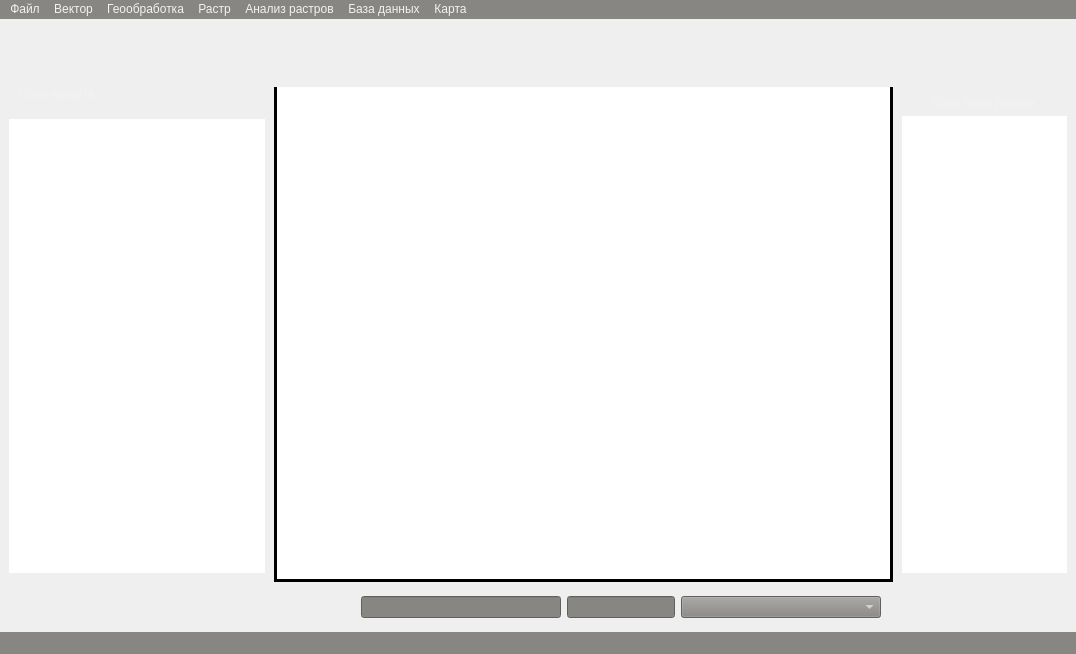
First picture: the form in ui/mainwindow.ui, repository Doggerr111/vrsa-gis, before the edit.
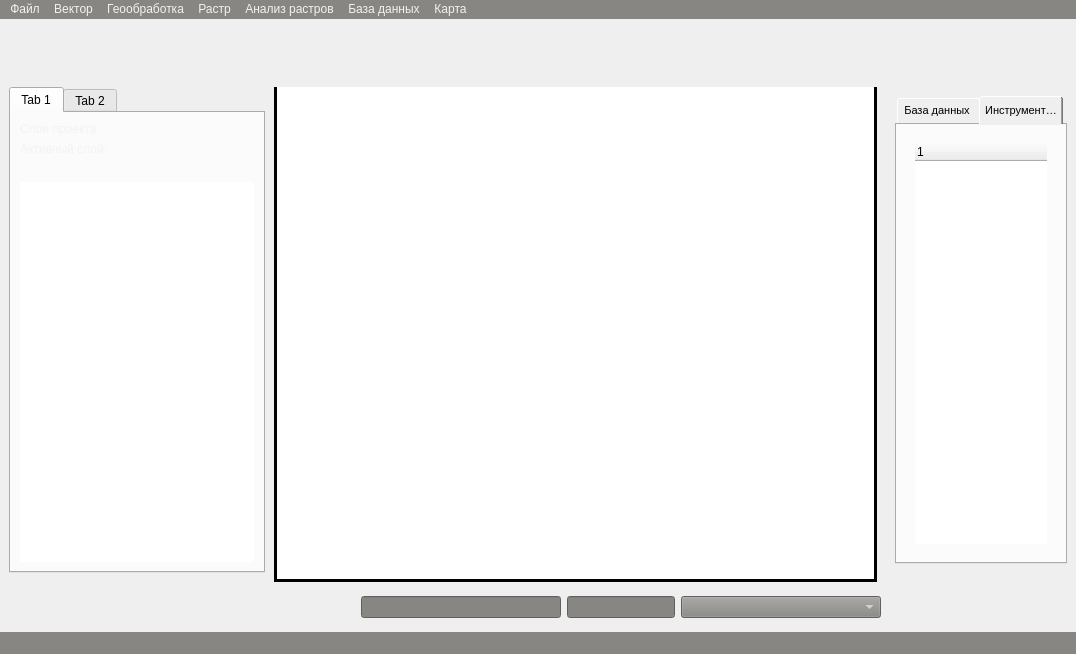
Second picture: the form after the edit. Icons and pictures are not drawn. Custom widgets are drawn as their Qt base class.

Commit message: feat: update UI with new panels and styling controls

```diff
--- a/ui/mainwindow.ui
+++ b/ui/mainwindow.ui
@@ -10,6 +10,12 @@
     <height>654</height>
    </rect>
   </property>
+  <property name="sizePolicy">
+   <sizepolicy hsizetype="Preferred" vsizetype="Expanding">
+    <horstretch>0</horstretch>
+    <verstretch>0</verstretch>
+   </sizepolicy>
+  </property>
   <property name="windowTitle">
    <string>MainWindow</string>
   </property>
@@ -33,7 +39,7 @@
   </property>
   <widget class="QWidget" name="centralwidget">
    <property name="sizePolicy">
-    <sizepolicy hsizetype="Minimum" vsizetype="Minimum">
+    <sizepolicy hsizetype="Expanding" vsizetype="Expanding">
      <horstretch>0</horstretch>
      <verstretch>0</verstretch>
     </sizepolicy>
@@ -203,7 +209,7 @@
            </widget>
           </item>
           <item alignment="Qt::AlignLeft|Qt::AlignVCenter">
-           <widget class="QPushButton" name="pushButtonSelectFeature">
+           <widget class="QPushButton" name="pushButtonSingleSelection">
             <property name="sizePolicy">
              <sizepolicy hsizetype="Minimum" vsizetype="Minimum">
               <horstretch>0</horstretch>
@@ -352,7 +358,7 @@
     <item>
      <widget class="QFrame" name="central_frame">
       <property name="sizePolicy">
-       <sizepolicy hsizetype="Minimum" vsizetype="Minimum">
+       <sizepolicy hsizetype="Expanding" vsizetype="Expanding">
         <horstretch>0</horstretch>
         <verstretch>0</verstretch>
        </sizepolicy>
@@ -386,9 +392,9 @@
         <number>0</number>
        </property>
        <item alignment="Qt::AlignLeft">
-        <widget class="LIPFrame" name="left_menu_frame">
+        <widget class="QFrame" name="left_menu_frame">
          <property name="sizePolicy">
-          <sizepolicy hsizetype="Fixed" vsizetype="Preferred">
+          <sizepolicy hsizetype="Fixed" vsizetype="Expanding">
            <horstretch>0</horstretch>
            <verstretch>0</verstretch>
           </sizepolicy>
@@ -424,9 +430,9 @@
            <number>0</number>
           </property>
           <item>
-           <widget class="QFrame" name="frame_9">
+           <widget class="QFrame" name="frame_2">
             <property name="sizePolicy">
-             <sizepolicy hsizetype="Maximum" vsizetype="Maximum">
+             <sizepolicy hsizetype="Expanding" vsizetype="Expanding">
               <horstretch>0</horstretch>
               <verstretch>0</verstretch>
              </sizepolicy>
@@ -437,20 +443,36 @@
             <property name="frameShadow">
              <enum>QFrame::Raised</enum>
             </property>
-            <layout class="QHBoxLayout" name="horizontalLayout_10">
+            <layout class="QVBoxLayout" name="verticalLayout_6" stretch="0">
              <property name="spacing">
               <number>0</number>
              </property>
+             <property name="sizeConstraint">
+              <enum>QLayout::SetDefaultConstraint</enum>
+             </property>
+             <property name="leftMargin">
+              <number>0</number>
+             </property>
              <property name="topMargin">
               <number>0</number>
              </property>
+             <property name="rightMargin">
+              <number>0</number>
+             </property>
              <property name="bottomMargin">
               <number>0</number>
              </property>
+             <item>
+              <widget class="QTabWidget" name="leftTabWidget">
+               <widget class="QWidget" name="tab">
+                <attribute name="title">
+                 <string>Tab 1</string>
+                </attribute>
+                <layout class="QVBoxLayout" name="verticalLayout_11">
              <item>
               <widget class="QLabel" name="label">
                <property name="sizePolicy">
-                <sizepolicy hsizetype="Minimum" vsizetype="Maximum">
+                    <sizepolicy hsizetype="Minimum" vsizetype="Minimum">
                  <horstretch>0</horstretch>
                  <verstretch>0</verstretch>
                 </sizepolicy>
@@ -460,13 +482,23 @@
                </property>
               </widget>
              </item>
-            </layout>
+                 <item>
+                  <widget class="QLabel" name="labelActiveLayer">
+                   <property name="sizePolicy">
+                    <sizepolicy hsizetype="Preferred" vsizetype="Minimum">
+                     <horstretch>0</horstretch>
+                     <verstretch>0</verstretch>
+                    </sizepolicy>
+                   </property>
+                   <property name="text">
+                    <string>Активный слой:</string>
+                   </property>
            </widget>
           </item>
           <item>
            <widget class="QFrame" name="frameLayerTree">
             <property name="sizePolicy">
-             <sizepolicy hsizetype="Maximum" vsizetype="Maximum">
+                    <sizepolicy hsizetype="Maximum" vsizetype="Minimum">
               <horstretch>0</horstretch>
               <verstretch>0</verstretch>
              </sizepolicy>
@@ -495,6 +527,9 @@
              <property name="spacing">
               <number>0</number>
              </property>
+                    <property name="leftMargin">
+                     <number>0</number>
+                    </property>
              <property name="topMargin">
               <number>0</number>
              </property>
@@ -560,7 +595,7 @@
           <item>
            <widget class="TreeWidget" name="LayerTree">
             <property name="sizePolicy">
-             <sizepolicy hsizetype="Minimum" vsizetype="Minimum">
+                    <sizepolicy hsizetype="Expanding" vsizetype="Expanding">
               <horstretch>0</horstretch>
               <verstretch>0</verstretch>
              </sizepolicy>
@@ -607,12 +642,24 @@
           </item>
          </layout>
         </widget>
+               <widget class="QWidget" name="tab_2">
+                <attribute name="title">
+                 <string>Tab 2</string>
+                </attribute>
+               </widget>
+              </widget>
+             </item>
+            </layout>
+           </widget>
+          </item>
+         </layout>
+        </widget>
        </item>
        <item>
         <widget class="QFrame" name="frame">
          <property name="sizePolicy">
-          <sizepolicy hsizetype="Minimum" vsizetype="Minimum">
-           <horstretch>0</horstretch>
+          <sizepolicy hsizetype="Expanding" vsizetype="Expanding">
+           <horstretch>1</horstretch>
            <verstretch>0</verstretch>
           </sizepolicy>
          </property>
@@ -641,7 +688,7 @@
           <item>
            <widget class="MapHolder" name="graphicsView">
             <property name="sizePolicy">
-             <sizepolicy hsizetype="Ignored" vsizetype="Ignored">
+             <sizepolicy hsizetype="Expanding" vsizetype="Expanding">
               <horstretch>0</horstretch>
               <verstretch>0</verstretch>
              </sizepolicy>
@@ -681,20 +728,20 @@
          </layout>
         </widget>
        </item>
-       <item>
-        <widget class="LIPFrame" name="right_menu_frame">
+       <item alignment="Qt::AlignLeft">
+        <widget class="QFrame" name="right_menu_frame">
          <property name="enabled">
           <bool>true</bool>
          </property>
          <property name="sizePolicy">
-          <sizepolicy hsizetype="Minimum" vsizetype="Minimum">
+          <sizepolicy hsizetype="Preferred" vsizetype="Expanding">
            <horstretch>0</horstretch>
            <verstretch>0</verstretch>
           </sizepolicy>
          </property>
          <property name="minimumSize">
           <size>
-           <width>183</width>
+           <width>100</width>
            <height>0</height>
           </size>
          </property>
@@ -719,10 +766,87 @@
           <enum>QFrame::Raised</enum>
          </property>
          <layout class="QVBoxLayout" name="verticalLayout_2">
-          <item alignment="Qt::AlignHCenter|Qt::AlignTop">
+          <property name="spacing">
+           <number>2</number>
+          </property>
+          <property name="topMargin">
+           <number>0</number>
+          </property>
+          <property name="rightMargin">
+           <number>0</number>
+          </property>
+          <item>
+           <widget class="QFrame" name="frame_9">
+            <property name="sizePolicy">
+             <sizepolicy hsizetype="Expanding" vsizetype="Expanding">
+              <horstretch>0</horstretch>
+              <verstretch>0</verstretch>
+             </sizepolicy>
+            </property>
+            <property name="frameShape">
+             <enum>QFrame::StyledPanel</enum>
+            </property>
+            <property name="frameShadow">
+             <enum>QFrame::Raised</enum>
+            </property>
+            <layout class="QVBoxLayout" name="verticalLayout_5">
+             <item>
+              <widget class="QTabWidget" name="rightTabWidget">
+               <property name="sizePolicy">
+                <sizepolicy hsizetype="Expanding" vsizetype="Expanding">
+                 <horstretch>0</horstretch>
+                 <verstretch>0</verstretch>
+                </sizepolicy>
+               </property>
+               <property name="styleSheet">
+                <string notr="true">QTabWidget::pane QTabBar::tab {
+    font-size: 8pt;
+}
+QTabWidget::pane QTabBar::tab {
+width: 80px;     /* ширина вкладки */
+    height: 25px;    /* высота вкладки */
+    padding: 2px;  
+	text-align: left;
+
+}
+</string>
+               </property>
+               <property name="currentIndex">
+                <number>1</number>
+               </property>
+               <property name="elideMode">
+                <enum>Qt::ElideRight</enum>
+               </property>
+               <widget class="QWidget" name="tabDataBaseTree">
+                <property name="sizePolicy">
+                 <sizepolicy hsizetype="Expanding" vsizetype="Expanding">
+                  <horstretch>0</horstretch>
+                  <verstretch>0</verstretch>
+                 </sizepolicy>
+                </property>
+                <attribute name="title">
+                 <string>База данных</string>
+                </attribute>
+                <layout class="QVBoxLayout" name="verticalLayout_7">
+                 <item>
+                  <widget class="QFrame" name="frame_8">
+                   <property name="sizePolicy">
+                    <sizepolicy hsizetype="Expanding" vsizetype="Expanding">
+                     <horstretch>0</horstretch>
+                     <verstretch>0</verstretch>
+                    </sizepolicy>
+                   </property>
+                   <property name="frameShape">
+                    <enum>QFrame::StyledPanel</enum>
+                   </property>
+                   <property name="frameShadow">
+                    <enum>QFrame::Raised</enum>
+                   </property>
+                   <layout class="QVBoxLayout" name="verticalLayout_8">
+                    <item>
            <widget class="QLabel" name="label_2">
             <property name="sizePolicy">
-             <sizepolicy hsizetype="Maximum" vsizetype="Maximum">
+                       <sizepolicy hsizetype="Expanding" vsizetype="Maximum">
               <horstretch>0</horstretch>
               <verstretch>0</verstretch>
              </sizepolicy>
@@ -735,7 +859,7 @@
           <item>
            <widget class="TreeWidget" name="DBLayerTree">
             <property name="sizePolicy">
-             <sizepolicy hsizetype="Minimum" vsizetype="Expanding">
+                       <sizepolicy hsizetype="Expanding" vsizetype="Expanding">
               <horstretch>0</horstretch>
               <verstretch>0</verstretch>
              </sizepolicy>
@@ -797,6 +921,62 @@
        </item>
       </layout>
      </widget>
+               <widget class="QWidget" name="tabSelectionTree">
+                <property name="sizePolicy">
+                 <sizepolicy hsizetype="Maximum" vsizetype="Expanding">
+                  <horstretch>0</horstretch>
+                  <verstretch>0</verstretch>
+                 </sizepolicy>
+                </property>
+                <attribute name="title">
+                 <string>Инструменты выделения</string>
+                </attribute>
+                <layout class="QVBoxLayout" name="verticalLayout_9">
+                 <item>
+                  <widget class="QFrame" name="frame_10">
+                   <property name="sizePolicy">
+                    <sizepolicy hsizetype="Ignored" vsizetype="Minimum">
+                     <horstretch>0</horstretch>
+                     <verstretch>0</verstretch>
+                    </sizepolicy>
+                   </property>
+                   <property name="frameShape">
+                    <enum>QFrame::StyledPanel</enum>
+                   </property>
+                   <property name="frameShadow">
+                    <enum>QFrame::Raised</enum>
+                   </property>
+                   <layout class="QVBoxLayout" name="verticalLayout_10">
+                    <item>
+                     <widget class="TreeWidget" name="treeWidgetSelection">
+                      <property name="sizePolicy">
+                       <sizepolicy hsizetype="Expanding" vsizetype="Expanding">
+                        <horstretch>0</horstretch>
+                        <verstretch>0</verstretch>
+                       </sizepolicy>
+                      </property>
+                      <column>
+                       <property name="text">
+                        <string notr="true">1</string>
+                       </property>
+                      </column>
+                     </widget>
+                    </item>
+                   </layout>
+                  </widget>
+                 </item>
+                </layout>
+               </widget>
+              </widget>
+             </item>
+            </layout>
+           </widget>
+          </item>
+         </layout>
+        </widget>
+       </item>
+      </layout>
+     </widget>
     </item>
     <item>
      <widget class="QFrame" name="frame_3">
@@ -1206,12 +1386,6 @@
   </action>
  </widget>
  <customwidgets>
-  <customwidget>
-   <class>LIPFrame</class>
-   <extends>QFrame</extends>
-   <header location="global">lipframe.h</header>
-   <container>1</container>
-  </customwidget>
   <customwidget>
    <class>CRSComboBox</class>
    <extends>QComboBox</extends>
```
Left out of the diff: 2 changed lines with no effect on the pictures. Lines whose indentation alone changed are shown as unchanged. The commit also changes 9 other files.
